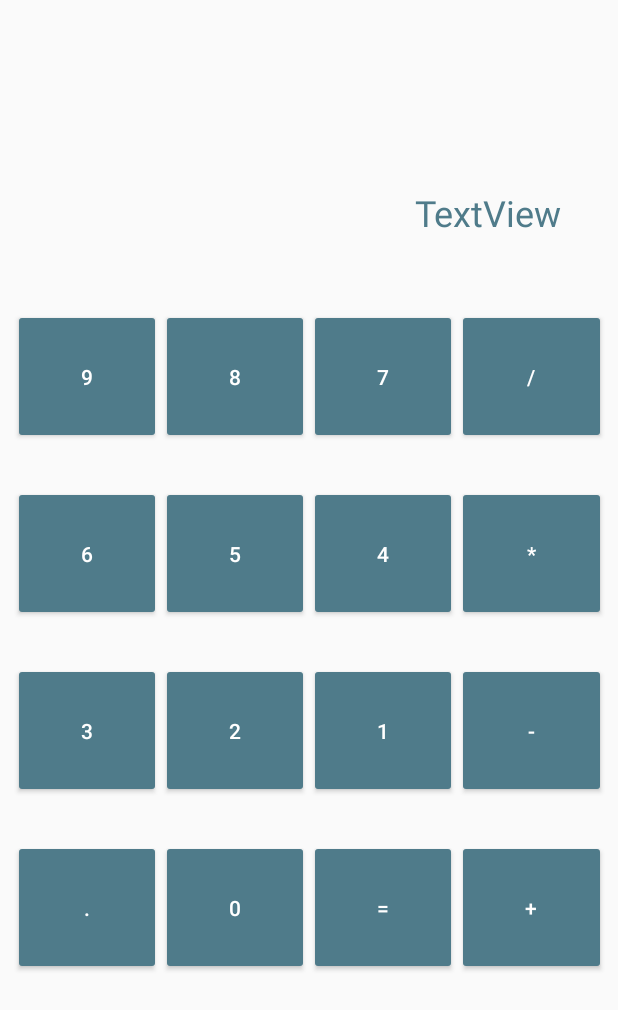
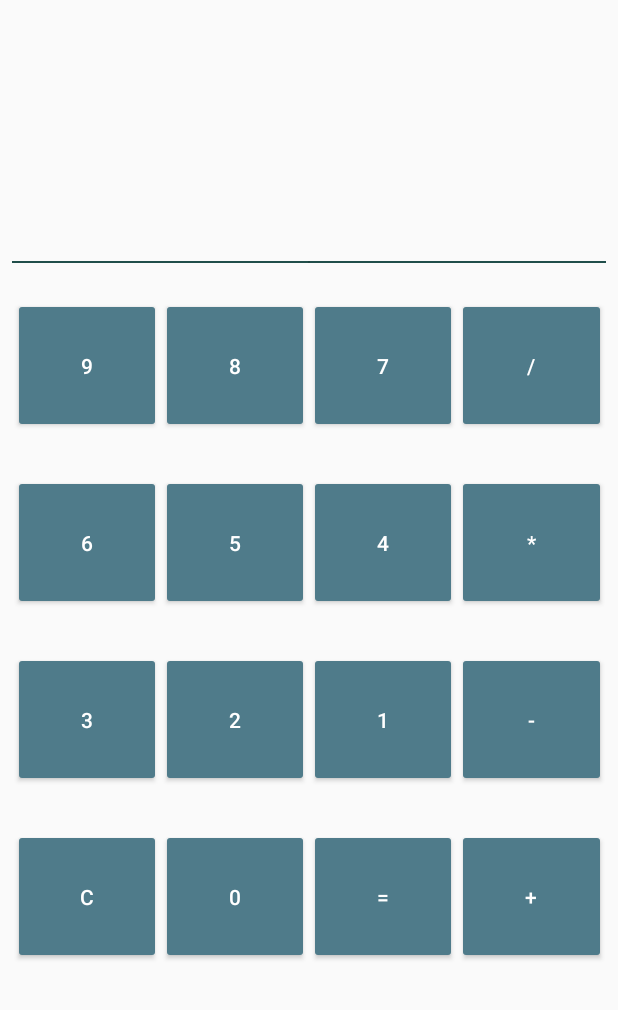
Before and after one commit to prateekro/AndroCalculator, an Android app: the ButtonCalculator screen opened directly, with no data from a screen before it, on a phone screen of 412 x 824 dp. Shown: the top 1010 px of the screen. Run offline under Robolectric (Android 15) with nearby library versions, the phone set to English and light mode, and no system bars.

Commit message:
Button Activity - Needs symbol evaluation

```diff
--- a/app/src/main/java/com/prateek/calculator/ButtonCalculator.java
+++ b/app/src/main/java/com/prateek/calculator/ButtonCalculator.java
@@ -2,18 +2,109 @@ package com.prateek.calculator;
 
 import android.app.Activity;
 import android.os.Bundle;
+import android.util.Log;
+import android.view.View;
+import android.widget.Button;
+import android.widget.TextView;
 
-public class ButtonCalculator extends Activity {
+import java.util.ArrayList;
+
+public class ButtonCalculator extends Activity implements View.OnClickListener {
+
+    Button button[] = new Button[16];
+    TextView tv_view;
+    String regex = "^(\\d+[\\+\\-\\*\\/]{1})+\\d+$";
 
     @Override
     protected void onCreate(Bundle savedInstanceState) {
         super.onCreate(savedInstanceState);
         setContentView(R.layout.activity_button_calculator);
+        tv_view = (TextView) findViewById(R.id.tv_show);
+        tv_view.setText("");
+
+
     }
 
     @Override
     protected void onStart() {
         super.onStart();
+        for (int i = 0; i < 16; i++) {
+
+            int id = getResources().getIdentifier("button_" + i, "id", getPackageName());
+//            Log.d("TAG - ButtonCalc", "onCreate ID: "+id);
+//            Log.d("TAG - ButtonCalc 2", String.valueOf(findViewById(R.id.button_0)));
+//            Log.d("TAG - ButtonCalc 3", String.valueOf(R.id.button_0));
+            button[i] = (Button) findViewById(id);
+            button[i].setOnClickListener(this);
+        }
+        setClickable(false);
+
+//        ^(\d+[\+\-\*\/]{1})+\d+$
 
     }
+
+    @Override
+    public void onClick(View view) {
+        for (Button btn: button){
+            if(btn.getId() == view.getId()){
+
+
+//                setClickable(true);
+
+                Log.d("TAG - ButtonCalc", "onClick-Text: " + tv_view.getText().toString() + " :TYPE: " + btn.getText().toString() );
+//                if ((tv_view.getText().toString() + btn.getText().toString()).matches(regex)){
+//                }
+
+
+                if ((tv_view.getText().toString() + btn.getText().toString()).matches("(\\d)*([\\+\\-\\*\\/]{1})\\d*")){
+                    setClickable(false);
+                }
+
+                if ((tv_view.getText().toString() + btn.getText().toString()).matches("(\\d)*")){
+                    setClickable(true);
+                }
+
+//                equal in first run close. equal click asses ans and all hide except c
+
+                if(!(btn.getText().toString().contentEquals("="))){
+                    tv_view.setText(tv_view.getText().toString() + btn.getText().toString());
+                }else if(tv_view.getText().toString().matches("(\\d)*([\\+\\-\\*\\/]{1})\\d*")){
+                    //split on symbol & perform symbol
+                    Log.d("TAG - ButtonCalc", "onClick: Equals final regex with equal: " + (tv_view.getText().toString() + btn.getText().toString()));
+                    tv_view.setText(performCalculation(tv_view.getText().toString()));
+                }
+
+                if(btn.getText().toString().contentEquals("C")){
+                    tv_view.setText("");
+                    setClickable(false);
+                }
+
+                if(isSymbol(btn.getText().toString())){
+                    setClickable(false);
+                }
+
+            }
+        }
+    }
+
+    private String performCalculation(String full) {
+
+        String[] parts = full.split("([\\+\\-\\*\\/])");
+        String part1 = parts[0]; // 004
+        String part2 = parts[1];
+        String eval = "";
+        return eval;
+    }
+
+    private void setClickable(Boolean bool){
+        for (int i = 10; i < 14; i++){ // / * - +
+            button[i].setClickable(bool);
+//            button[i].;
+
+        }
+    }
+
+    private boolean isSymbol(String btn){
+        return  (btn.matches("([\\+\\-\\*\\/])")) ? true : false;
+    }
 }
--- a/app/src/main/java/com/prateek/calculator/MainActivity.java
+++ b/app/src/main/java/com/prateek/calculator/MainActivity.java
@@ -8,6 +8,7 @@ import android.support.constraint.ConstraintLayout;
 import android.support.v7.app.AppCompatActivity;
 import android.os.Bundle;
 import android.text.Layout;
+import android.util.Log;
 import android.view.View;
 import android.widget.Button;
 import android.widget.Toast;
@@ -45,6 +46,7 @@ public class MainActivity extends AppCompatActivity implements View.OnClickListe
 
     @Override
     public void onClick(View view) {
+        Log.d("TAG - MainAct", String.valueOf(view.getId()));
         if (calc1.getId() == view.getId()){
             Toast.makeText(this, "Clicked 1", Toast.LENGTH_SHORT).show();
             Util.blink(calc1);
--- a/app/src/main/res/layout/activity_button_calculator.xml
+++ b/app/src/main/res/layout/activity_button_calculator.xml
@@ -19,10 +19,10 @@
         app:layout_constraintEnd_toEndOf="parent"
         app:layout_constraintStart_toStartOf="parent"
         app:layout_constraintTop_toTopOf="parent"
-        app:layout_constraintVertical_bias="0.100000024">
+        app:layout_constraintVertical_bias="0.050000012">
 
         <TextView
-            android:id="@+id/textView2"
+            android:id="@+id/tv_show"
             android:layout_width="match_parent"
             android:layout_height="match_parent"
             android:layout_weight="1"
@@ -34,6 +34,21 @@
             android:textSize="24sp" />
     </LinearLayout>
 
+    <ImageView
+        android:id="@+id/imageView"
+        android:layout_width="0dp"
+        android:layout_height="1dp"
+        android:layout_marginStart="8dp"
+        android:layout_marginTop="8dp"
+        android:layout_marginEnd="8dp"
+        android:background="@color/colorEngGreen"
+        android:backgroundTint="@color/colorEngGreen"
+        android:src="?attr/dividerVertical"
+        app:layout_constraintBottom_toTopOf="@+id/linear_2"
+        app:layout_constraintEnd_toEndOf="parent"
+        app:layout_constraintStart_toStartOf="parent"
+        app:layout_constraintTop_toBottomOf="@+id/linear_1" />
+
     <LinearLayout
         android:id="@+id/linear_2"
         android:layout_width="395dp"
@@ -41,14 +56,13 @@
         android:layout_marginStart="8dp"
         android:layout_marginTop="8dp"
         android:layout_marginEnd="8dp"
-        android:layout_marginBottom="8dp"
         android:gravity="center_horizontal|center_vertical"
         android:orientation="horizontal"
         app:layout_constraintBottom_toBottomOf="parent"
         app:layout_constraintEnd_toEndOf="parent"
         app:layout_constraintStart_toStartOf="parent"
         app:layout_constraintTop_toBottomOf="@+id/linear_1"
-        app:layout_constraintVertical_bias="0.0">
+        app:layout_constraintVertical_bias="0.050000012">
 
         <Button
             android:id="@+id/button_9"
@@ -56,8 +70,8 @@
             android:layout_height="90dp"
             android:layout_weight="1"
             android:backgroundTint="@color/colorBlack"
-            android:textColor="@android:color/background_light"
-            android:text="9"/>
+            android:text="9"
+            android:textColor="@android:color/background_light" />
 
         <Button
             android:id="@+id/button_8"
@@ -65,8 +79,8 @@
             android:layout_height="90dp"
             android:layout_weight="1"
             android:backgroundTint="@color/colorBlack"
-            android:textColor="@android:color/background_light"
-            android:text="8" />
+            android:text="8"
+            android:textColor="@android:color/background_light" />
 
         <Button
             android:id="@+id/button_7"
@@ -74,8 +88,8 @@
             android:layout_height="90dp"
             android:layout_weight="1"
             android:backgroundTint="@color/colorBlack"
-            android:textColor="@android:color/background_light"
-            android:text="7" />
+            android:text="7"
+            android:textColor="@android:color/background_light" />
 
         <Button
             android:id="@+id/button_10"
@@ -83,8 +97,8 @@
             android:layout_height="90dp"
             android:layout_weight="1"
             android:backgroundTint="@color/colorBlack"
-            android:textColor="@android:color/background_light"
-            android:text="/" />
+            android:text="/"
+            android:textColor="@android:color/background_light" />
     </LinearLayout>
 
     <LinearLayout
@@ -94,7 +108,6 @@
         android:layout_marginStart="8dp"
         android:layout_marginTop="8dp"
         android:layout_marginEnd="8dp"
-        android:layout_marginBottom="8dp"
         android:gravity="center_horizontal|center_vertical"
         android:orientation="horizontal"
         app:layout_constraintBottom_toBottomOf="parent"
@@ -109,8 +122,8 @@
             android:layout_height="90dp"
             android:layout_weight="1"
             android:backgroundTint="@color/colorBlack"
-            android:textColor="@android:color/background_light"
-            android:text="6" />
+            android:text="6"
+            android:textColor="@android:color/background_light" />
 
         <Button
             android:id="@+id/button_5"
@@ -118,8 +131,8 @@
             android:layout_height="90dp"
             android:layout_weight="1"
             android:backgroundTint="@color/colorBlack"
-            android:textColor="@android:color/background_light"
-            android:text="5" />
+            android:text="5"
+            android:textColor="@android:color/background_light" />
 
         <Button
             android:id="@+id/button_4"
@@ -127,8 +140,8 @@
             android:layout_height="90dp"
             android:layout_weight="1"
             android:backgroundTint="@color/colorBlack"
-            android:textColor="@android:color/background_light"
-            android:text="4" />
+            android:text="4"
+            android:textColor="@android:color/background_light" />
 
         <Button
             android:id="@+id/button_11"
@@ -136,8 +149,8 @@
             android:layout_height="90dp"
             android:layout_weight="1"
             android:backgroundTint="@color/colorBlack"
-            android:textColor="@android:color/background_light"
-            android:text="*" />
+            android:text="*"
+            android:textColor="@android:color/background_light" />
     </LinearLayout>
 
     <LinearLayout
@@ -147,7 +160,6 @@
         android:layout_marginStart="8dp"
         android:layout_marginTop="8dp"
         android:layout_marginEnd="8dp"
-        android:layout_marginBottom="8dp"
         android:gravity="center_horizontal|center_vertical"
         android:orientation="horizontal"
         app:layout_constraintBottom_toBottomOf="parent"
@@ -162,8 +174,8 @@
             android:layout_height="90dp"
             android:layout_weight="1"
             android:backgroundTint="@color/colorBlack"
-            android:textColor="@android:color/background_light"
-            android:text="3" />
+            android:text="3"
+            android:textColor="@android:color/background_light" />
 
         <Button
             android:id="@+id/button_2"
@@ -171,8 +183,8 @@
             android:layout_height="90dp"
             android:layout_weight="1"
             android:backgroundTint="@color/colorBlack"
-            android:textColor="@android:color/background_light"
-            android:text="2" />
+            android:text="2"
+            android:textColor="@android:color/background_light" />
 
         <Button
             android:id="@+id/button_1"
@@ -180,8 +192,8 @@
             android:layout_height="90dp"
             android:layout_weight="1"
             android:backgroundTint="@color/colorBlack"
-            android:textColor="@android:color/background_light"
-            android:text="1" />
+            android:text="1"
+            android:textColor="@android:color/background_light" />
 
         <Button
             android:id="@+id/button_12"
@@ -189,8 +201,8 @@
             android:layout_height="90dp"
             android:layout_weight="1"
             android:backgroundTint="@color/colorBlack"
-            android:textColor="@android:color/background_light"
-            android:text="-" />
+            android:text="-"
+            android:textColor="@android:color/background_light" />
     </LinearLayout>
 
     <LinearLayout
@@ -200,7 +212,6 @@
         android:layout_marginStart="8dp"
         android:layout_marginTop="8dp"
         android:layout_marginEnd="8dp"
-        android:layout_marginBottom="8dp"
         android:gravity="center_horizontal|center_vertical"
         android:orientation="horizontal"
         app:layout_constraintBottom_toBottomOf="parent"
@@ -215,8 +226,8 @@
             android:layout_height="90dp"
             android:layout_weight="1"
             android:backgroundTint="@color/colorBlack"
-            android:textColor="@android:color/background_light"
-            android:text="." />
+            android:text="C"
+            android:textColor="@android:color/background_light" />
 
         <Button
             android:id="@+id/button_0"
@@ -224,8 +235,8 @@
             android:layout_height="90dp"
             android:layout_weight="1"
             android:backgroundTint="@color/colorBlack"
-            android:textColor="@android:color/background_light"
-            android:text="0" />
+            android:text="0"
+            android:textColor="@android:color/background_light" />
 
         <Button
             android:id="@+id/button_14"
@@ -233,8 +244,8 @@
             android:layout_height="90dp"
             android:layout_weight="1"
             android:backgroundTint="@color/colorBlack"
-            android:textColor="@android:color/background_light"
-            android:text="=" />
+            android:text="="
+            android:textColor="@android:color/background_light" />
 
         <Button
             android:id="@+id/button_13"
@@ -242,7 +253,7 @@
             android:layout_height="90dp"
             android:layout_weight="1"
             android:backgroundTint="@color/colorBlack"
-            android:textColor="@android:color/background_light"
-            android:text="+" />
+            android:text="+"
+            android:textColor="@android:color/background_light" />
     </LinearLayout>
 </android.support.constraint.ConstraintLayout>
```
